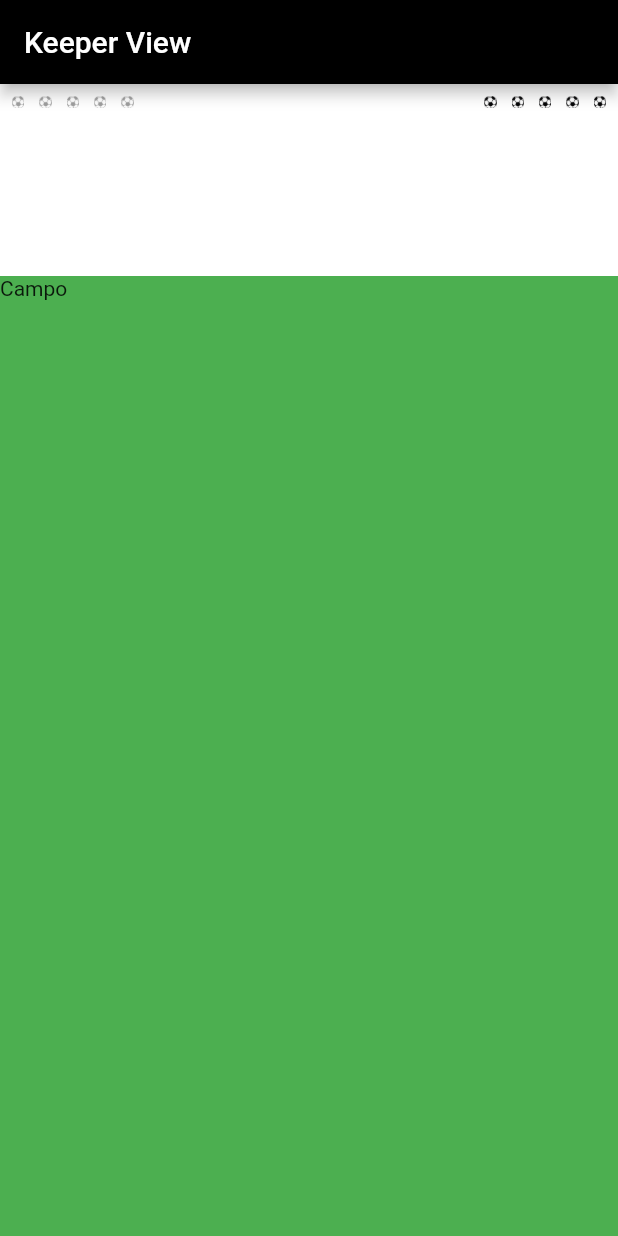
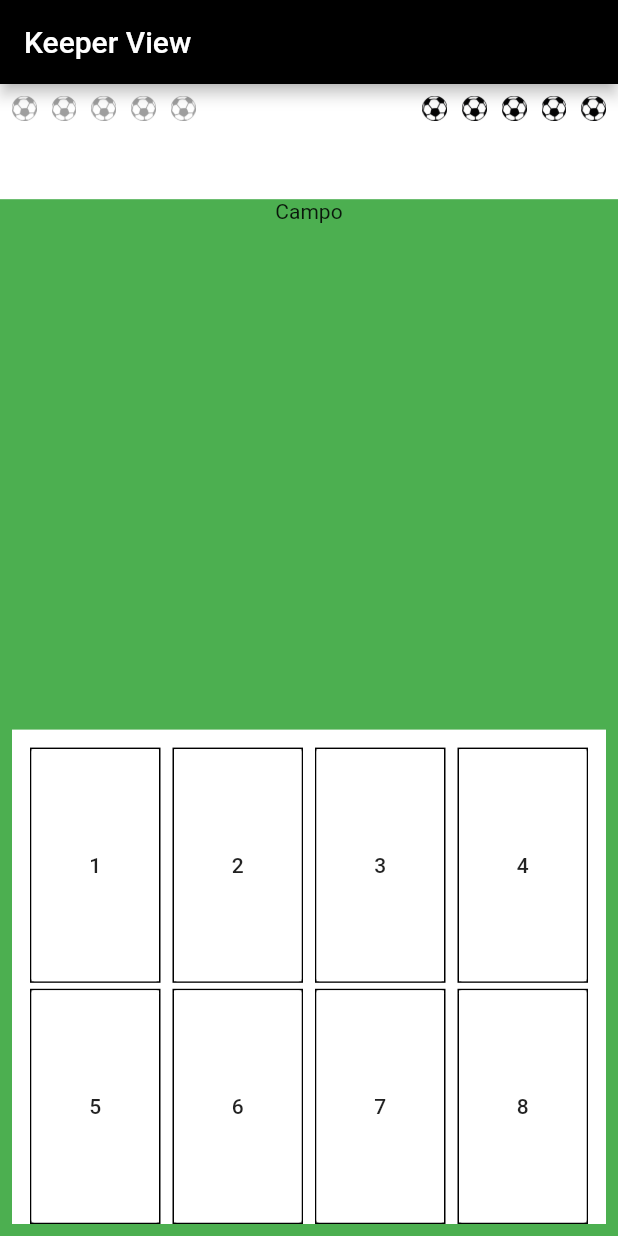
Before and after one commit to plucenio/FlutterPocs, a Flutter app: the screen it shows after launch, on a phone screen of 412 x 824 dp. Run offline on Flutter 3.47's test engine with Material 2 defaults, Android fonts, the phone set to English and light mode, and no system bars.

Commit message:
Modificações na tela de jogo

```diff
--- a/eight_bit_penalty/lib/pages/match/keeper_match_page.dart
+++ b/eight_bit_penalty/lib/pages/match/keeper_match_page.dart
@@ -1,6 +1,8 @@
 import 'package:flutter/material.dart';
 
 import '../../widgets/my_scaffold.dart';
+import 'widgets/goal_keeper_widget.dart';
+import 'widgets/score_widget.dart';
 
 class KeeperMatchPage extends StatefulWidget {
   KeeperMatchPage({Key key}) : super(key: key);
@@ -18,112 +20,20 @@ class _KeeperMatchPageState extends State<KeeperMatchPage> {
         ),
         body: Column(
           children: [
+            ScoreWidget(),
             Expanded(
-              flex: 1,
-              child: Container(
-                width: double.infinity,
-                color: Colors.white,
-                child: Row(
-                  mainAxisAlignment: MainAxisAlignment.spaceBetween,
-                  crossAxisAlignment: CrossAxisAlignment.start,
-                  children: [
-                    Padding(
-                      padding: const EdgeInsets.all(8.0),
-                      child: Row(
-                        mainAxisAlignment: MainAxisAlignment.start,
-                        crossAxisAlignment: CrossAxisAlignment.start,
-                        children: [
-                          Image.asset(
-                            'assets/images/ball.png',
-                            color: Colors.grey,
-                            width: MediaQuery.of(context).size.width * 0.02,
-                          ),
-                          SizedBox(
-                            width: 10,
-                          ),
-                          Image.asset(
-                            'assets/images/ball.png',
-                            color: Colors.grey,
-                            width: MediaQuery.of(context).size.width * 0.02,
-                          ),
-                          SizedBox(
-                            width: 10,
-                          ),
-                          Image.asset(
-                            'assets/images/ball.png',
-                            color: Colors.grey,
-                            width: MediaQuery.of(context).size.width * 0.02,
-                          ),
-                          SizedBox(
-                            width: 10,
-                          ),
-                          Image.asset(
-                            'assets/images/ball.png',
-                            color: Colors.grey,
-                            width: MediaQuery.of(context).size.width * 0.02,
-                          ),
-                          SizedBox(
-                            width: 10,
-                          ),
-                          Image.asset(
-                            'assets/images/ball.png',
-                            color: Colors.grey,
-                            width: MediaQuery.of(context).size.width * 0.02,
-                          ),
-                        ],
-                      ),
-                    ),
-                    Padding(
-                      padding: const EdgeInsets.all(8.0),
-                      child: Row(
-                        mainAxisAlignment: MainAxisAlignment.end,
-                        crossAxisAlignment: CrossAxisAlignment.start,
-                        children: [
-                          Image.asset(
-                            'assets/images/ball.png',
-                            width: MediaQuery.of(context).size.width * 0.02,
-                          ),
-                          SizedBox(
-                            width: 10,
-                          ),
-                          Image.asset(
-                            'assets/images/ball.png',
-                            width: MediaQuery.of(context).size.width * 0.02,
-                          ),
-                          SizedBox(
-                            width: 10,
-                          ),
-                          Image.asset(
-                            'assets/images/ball.png',
-                            width: MediaQuery.of(context).size.width * 0.02,
-                          ),
-                          SizedBox(
-                            width: 10,
-                          ),
-                          Image.asset(
-                            'assets/images/ball.png',
-                            width: MediaQuery.of(context).size.width * 0.02,
-                          ),
-                          SizedBox(
-                            width: 10,
-                          ),
-                          Image.asset(
-                            'assets/images/ball.png',
-                            width: MediaQuery.of(context).size.width * 0.02,
-                          ),
-                        ],
-                      ),
-                    ),
-                  ],
-                ),
-              ),
-            ),
-            Expanded(
-              flex: 5,
+              flex: 9,
               child: Container(
                 width: double.infinity,
                 color: Colors.green,
-                child: Text('Campo'),
+                child: Column(
+                  mainAxisAlignment: MainAxisAlignment.spaceAround,
+                  children: [
+                    Expanded(child: Text('Campo')),
+                    // Goleira
+                    GoalKeeperWidget(),
+                  ],
+                ),
               ),
             ),
           ],
--- /dev/null
+++ b/eight_bit_penalty/lib/pages/match/widgets/goal_keeper_widget.dart
@@ -0,0 +1,45 @@
+import 'package:flutter/material.dart';
+
+import 'keeper_position_widget.dart';
+
+class GoalKeeperWidget extends StatelessWidget {
+  @override
+  Widget build(BuildContext context) {
+    return Expanded(
+      child: Padding(
+        padding: const EdgeInsets.all(8.0),
+        child: Container(
+          width: double.infinity,
+          decoration: BoxDecoration(color: Colors.white),
+          child: Padding(
+            padding: const EdgeInsets.only(top: 8, left: 8, right: 8),
+            child: Column(
+              children: [
+                Expanded(
+                  child: Row(
+                    children: [
+                      KeeperPositionWidget(position: 1),
+                      KeeperPositionWidget(position: 2),
+                      KeeperPositionWidget(position: 3),
+                      KeeperPositionWidget(position: 4),
+                    ],
+                  ),
+                ),
+                Expanded(
+                  child: Row(
+                    children: [
+                      KeeperPositionWidget(position: 5),
+                      KeeperPositionWidget(position: 6),
+                      KeeperPositionWidget(position: 7),
+                      KeeperPositionWidget(position: 8),
+                    ],
+                  ),
+                ),
+              ],
+            ),
+          ),
+        ),
+      ),
+    );
+  }
+}
--- /dev/null
+++ b/eight_bit_penalty/lib/pages/match/widgets/keeper_position_widget.dart
@@ -0,0 +1,42 @@
+import 'dart:math';
+
+import 'package:flutter/material.dart';
+import 'package:meta/meta.dart';
+
+class KeeperPositionWidget extends StatelessWidget {
+  final int position;
+
+  const KeeperPositionWidget({Key key, @required this.position})
+      : super(key: key);
+
+  @override
+  Widget build(BuildContext context) {
+    return Expanded(
+      child: Padding(
+        padding: const EdgeInsets.only(top: 4, left: 4, right: 4),
+        child: Container(
+          height: double.infinity,
+          child: RaisedButton(
+            color: Colors.white,
+            child: Text('$position'),
+            elevation: 0,
+            onPressed: () {
+              var randomKick = Random().nextInt(7) + 1;
+              var result =
+                  randomKick == position ? 'Você defendeu!' : 'Foi Gol';
+              showDialog(
+                context: context,
+                builder: (context) {
+                  return AlertDialog(
+                    content: Text(result),
+                  );
+                },
+              );
+            },
+          ),
+          decoration: BoxDecoration(border: Border.all(width: 1)),
+        ),
+      ),
+    );
+  }
+}
--- /dev/null
+++ b/eight_bit_penalty/lib/pages/match/widgets/player_1_score_widget.dart
@@ -0,0 +1,92 @@
+import 'dart:math';
+
+import 'package:flutter/material.dart';
+
+class Player1ScoreWidget extends StatefulWidget {
+  final int currentRound;
+
+  const Player1ScoreWidget({Key key, @required this.currentRound})
+      : super(key: key);
+
+  @override
+  _Player1ScoreWidgetState createState() => _Player1ScoreWidgetState();
+}
+
+class _Player1ScoreWidgetState extends State<Player1ScoreWidget> {
+  @override
+  void initState() {
+    super.initState();
+  }
+
+  @override
+  Widget build(BuildContext context) {
+    var _screenHeight = MediaQuery.of(context).size.height;
+    var _screenWidth = MediaQuery.of(context).size.width;
+    var _ballSize = max(_screenHeight, _screenWidth) * 0.02;
+
+    var _defaultBall = Image.asset(
+      'assets/images/ball.png',
+      color: Colors.grey,
+      height: _ballSize,
+      width: _ballSize,
+    );
+
+    var scoreBallList = [];
+    for (var index = 0; index < 5; index++) {
+      scoreBallList.add(_defaultBall);
+    }
+
+    return Padding(
+      padding: const EdgeInsets.all(8.0),
+      // child: ListView.builder(itemBuilder: scoreBallList,)
+      child: Row(
+        mainAxisAlignment: MainAxisAlignment.start,
+        crossAxisAlignment: CrossAxisAlignment.start,
+        children: [
+          Image.asset(
+            'assets/images/ball.png',
+            color: Colors.grey,
+            height: _ballSize,
+            width: _ballSize,
+          ),
+          SizedBox(
+            width: 10,
+          ),
+          Image.asset(
+            'assets/images/ball.png',
+            color: Colors.grey,
+            height: _ballSize,
+            width: _ballSize,
+          ),
+          SizedBox(
+            width: 10,
+          ),
+          Image.asset(
+            'assets/images/ball.png',
+            color: Colors.grey,
+            height: _ballSize,
+            width: _ballSize,
+          ),
+          SizedBox(
+            width: 10,
+          ),
+          Image.asset(
+            'assets/images/ball.png',
+            color: Colors.grey,
+            height: _ballSize,
+            width: _ballSize,
+          ),
+          SizedBox(
+            width: 10,
+          ),
+          Image.asset(
+            'assets/images/ball.png',
+            color: Colors.grey,
+            height: _ballSize,
+            width: _ballSize,
+          ),
+        ],
+      ),
+    );
+  }
+}
--- /dev/null
+++ b/eight_bit_penalty/lib/pages/match/widgets/player_2_score_widget.dart
@@ -0,0 +1,58 @@
+import 'dart:math';
+
+import 'package:flutter/material.dart';
+
+class Player2ScoreWidget extends StatelessWidget {
+  @override
+  Widget build(BuildContext context) {
+    var _screenHeight = MediaQuery.of(context).size.height;
+    var _screenWidth = MediaQuery.of(context).size.width;
+    var _ballSize = max(_screenHeight, _screenWidth) * 0.02;
+    return Padding(
+      padding: const EdgeInsets.all(8.0),
+      child: Row(
+        mainAxisAlignment: MainAxisAlignment.end,
+        crossAxisAlignment: CrossAxisAlignment.start,
+        children: [
+          Image.asset(
+            'assets/images/ball.png',
+            height: _ballSize,
+            width: _ballSize,
+          ),
+          SizedBox(
+            width: 10,
+          ),
+          Image.asset(
+            'assets/images/ball.png',
+            height: _ballSize,
+            width: _ballSize,
+          ),
+          SizedBox(
+            width: 10,
+          ),
+          Image.asset(
+            'assets/images/ball.png',
+            height: _ballSize,
+            width: _ballSize,
+          ),
+          SizedBox(
+            width: 10,
+          ),
+          Image.asset(
+            'assets/images/ball.png',
+            height: _ballSize,
+            width: _ballSize,
+          ),
+          SizedBox(
+            width: 10,
+          ),
+          Image.asset(
+            'assets/images/ball.png',
+            height: _ballSize,
+            width: _ballSize,
+          ),
+        ],
+      ),
+    );
+  }
+}
--- /dev/null
+++ b/eight_bit_penalty/lib/pages/match/widgets/score_widget.dart
@@ -0,0 +1,25 @@
+import 'package:eight_bit_penalty/pages/match/widgets/player_2_score_widget.dart';
+import 'package:flutter/material.dart';
+
+import 'player_1_score_widget.dart';
+
+class ScoreWidget extends StatelessWidget {
+  @override
+  Widget build(BuildContext context) {
+    return Expanded(
+      flex: 1,
+      child: Container(
+        width: double.infinity,
+        color: Colors.white,
+        child: Row(
+          mainAxisAlignment: MainAxisAlignment.spaceBetween,
+          crossAxisAlignment: CrossAxisAlignment.start,
+          children: [
+            Player1ScoreWidget(),
+            Player2ScoreWidget(),
+          ],
+        ),
+      ),
+    );
+  }
+}
```
Also changed, not shown: 1 other file.
